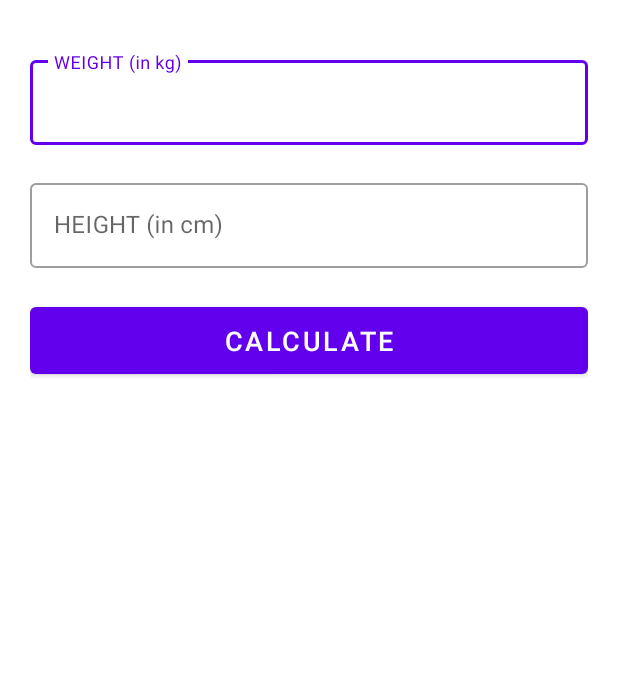
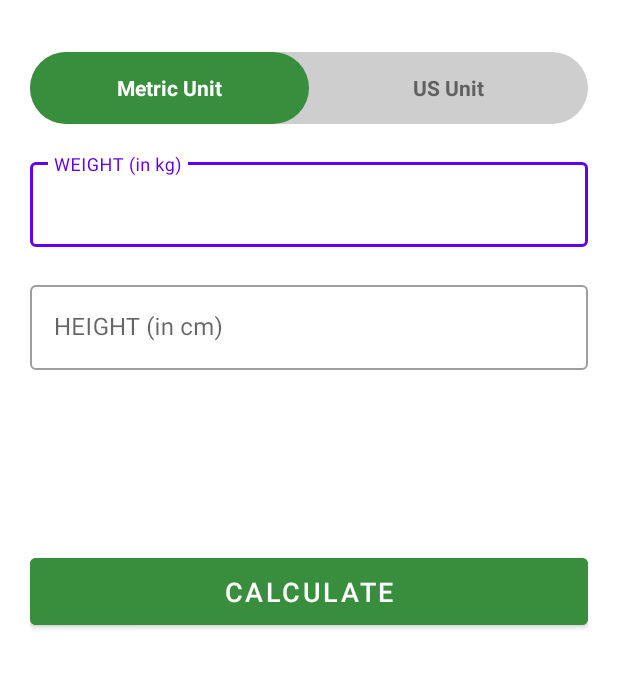
Before and after one commit to chumanhhai/Seven-Minutes-Workout, an Android app: the IBMActivity screen opened directly, with no data from a screen before it, after a tap on "CALCULATE", on a phone screen of 412 x 824 dp, the part 92-780 px from its top. Run offline under Robolectric (Android 15) with nearby library versions, the phone set to English and light mode, and no system bars.

Commit message:
add raido group feature

```diff
--- a/app/src/main/java/chumanhhailtt/sevenminutesworkout/IBMActivity.kt
+++ b/app/src/main/java/chumanhhailtt/sevenminutesworkout/IBMActivity.kt
@@ -2,6 +2,7 @@ package chumanhhailtt.sevenminutesworkout
 
 import androidx.appcompat.app.AppCompatActivity
 import android.os.Bundle
+import android.util.Log
 import android.view.View
 import android.widget.*
 import androidx.appcompat.widget.Toolbar
@@ -11,12 +12,19 @@ import java.lang.Exception
 class IBMActivity : AppCompatActivity() {
 
     var toolbarIBMActivity: Toolbar? = null
-    var etWeight: EditText? = null
-    var etHeight: EditText? = null
+    var etMetricWeight: EditText? = null
+    var etMetricHeight: EditText? = null
+    var etUsWeight: EditText? = null
+    var etUsHeight: EditText? = null
     var tvIBMScore: TextView? = null
     var tvIBMType: TextView? = null
     var btnIBMCaculate: Button? = null
-    var llIBMInput: LinearLayout? = null
+    var llIBMResult: LinearLayout? = null
+    var llMetricUnit: LinearLayout? = null
+    var llUsUnit: LinearLayout? = null
+    var rgUnit: RadioGroup? = null
+
+    var metricUnit = true
 
     override fun onCreate(savedInstanceState: Bundle?) {
         super.onCreate(savedInstanceState)
@@ -31,20 +39,60 @@ class IBMActivity : AppCompatActivity() {
         }
 
         // get view
-        etWeight = findViewById(R.id.et_weight)
-        etHeight = findViewById(R.id.et_height)
+        etMetricWeight = findViewById(R.id.et_metric_weight)
+        etMetricHeight = findViewById(R.id.et_metric_height)
+        etUsWeight = findViewById(R.id.et_us_weight)
+        etUsHeight = findViewById(R.id.et_us_height)
         tvIBMScore = findViewById(R.id.tv_ibm_score)
         tvIBMType = findViewById(R.id.tv_ibm_type)
         btnIBMCaculate = findViewById(R.id.btn_ibm_calculate)
-        llIBMInput = findViewById(R.id.ll_ibm_input)
+        llIBMResult = findViewById(R.id.ll_ibm_result)
+        llMetricUnit = findViewById(R.id.llMetricUnit)
+        llUsUnit = findViewById(R.id.llUsUnit)
+        rgUnit = findViewById(R.id.rg_unit)
 
         btnIBMCaculate!!.setOnClickListener {
-            if(etHeight!!.text.isNullOrEmpty() || etWeight!!.text.isNullOrEmpty()) {
+            if(metricUnit) {
+                if(etMetricWeight!!.text.isNullOrBlank() || etMetricHeight!!.text.isNullOrBlank()) {
                     Toast.makeText(this, "Please enter full information!", Toast.LENGTH_SHORT).show()
                 } else {
-                val height: Float = etHeight!!.text.toString().toFloat() / 100
-                val weight: Float = etWeight!!.text.toString().toFloat()
+                    val height: Float = etMetricHeight!!.text.toString().toFloat() / 100
+                    val weight: Float = etMetricWeight!!.text.toString().toFloat()
+                    val score = 703*weight / (height*height)
+                    setIBMResult(score)
+                }
+            } else {
+                if(etUsWeight!!.text.isNullOrBlank() || etUsHeight!!.text.isNullOrBlank()) {
+                    Toast.makeText(this, "Please enter full information!", Toast.LENGTH_SHORT).show()
+                } else {
+                    val height: Float = etUsHeight!!.text.toString().toFloat() / 100
+                    val weight: Float = etUsWeight!!.text.toString().toFloat()
                     val score = weight / (height*height)
+                    setIBMResult(score)
+                }
+            }
+        }
+
+        rgUnit!!.setOnCheckedChangeListener { group, checkedId ->
+            if(checkedId == R.id.rb_metric) {
+                llMetricUnit!!.visibility = View.VISIBLE
+                llUsUnit!!.visibility = View.GONE
+                llIBMResult!!.visibility = View.INVISIBLE
+                etMetricHeight!!.text.clear()
+                etMetricWeight!!.text.clear()
+                metricUnit = true
+            } else if(checkedId == R.id.rb_us){
+                llUsUnit!!.visibility = View.VISIBLE
+                llMetricUnit!!.visibility = View.GONE
+                llIBMResult!!.visibility = View.INVISIBLE
+                etUsWeight!!.text.clear()
+                etUsHeight!!.text.clear()
+                metricUnit = false
+            }
+        }
+    }
+
+    private fun setIBMResult(score: Float) {
         tvIBMScore!!.text = score.toString()
         if(score < 16) {
             tvIBMType!!.text = "Severe Thinness"
@@ -65,8 +113,6 @@ class IBMActivity : AppCompatActivity() {
             tvIBMType!!.text = "Obese (Dit me beo vai lon)"
             tvIBMType!!.setTextColor(ContextCompat.getColor(this, R.color.red))
         }
-                llIBMInput!!.visibility = View.VISIBLE
+        llIBMResult!!.visibility = View.VISIBLE
     }
 }
-    }
-}
--- /dev/null
+++ b/app/src/main/res/drawable/bg_unit_radio_btn.xml
@@ -0,0 +1,10 @@
+<?xml version="1.0" encoding="utf-8"?>
+<selector xmlns:android="http://schemas.android.com/apk/res/android">
+    <item android:state_checked="true">
+        <shape
+            android:shape="rectangle">
+            <corners android:radius="30dp"/>
+            <solid android:color="@color/green"/>
+        </shape>
+    </item>
+</selector>
--- /dev/null
+++ b/app/src/main/res/drawable/bg_unit_radio_group.xml
@@ -0,0 +1,7 @@
+<?xml version="1.0" encoding="utf-8"?>
+<shape xmlns:android="http://schemas.android.com/apk/res/android"
+    android:shape="rectangle">
+    <solid android:color="@color/greyLight"/>
+    <corners
+        android:radius="30dp"/>
+</shape>
--- /dev/null
+++ b/app/src/main/res/drawable/text_color_unit.xml
@@ -0,0 +1,7 @@
+<?xml version="1.0" encoding="utf-8"?>
+<selector xmlns:android="http://schemas.android.com/apk/res/android">
+    <item android:state_checked="true"
+        android:color="@color/white"/>
+    <item android:state_checked="false"
+        android:color="@color/greyDark"/>
+</selector>
--- a/app/src/main/res/layout/activity_i_b_m.xml
+++ b/app/src/main/res/layout/activity_i_b_m.xml
@@ -16,11 +16,50 @@
         app:titleTextColor="@color/black"
         android:theme="@style/ToolbarTheme"
         android:layout_marginBottom="20dp"/>
+    <RadioGroup
+        android:layout_width="match_parent"
+        android:layout_height="wrap_content"
+        android:orientation="horizontal"
+        android:layout_marginBottom="20dp"
+        android:background="@drawable/bg_unit_radio_group"
+        android:id="@+id/rg_unit">
+        <RadioButton
+            android:layout_width="0dp"
+            android:layout_height="wrap_content"
+            android:layout_weight="1"
+            android:background="@drawable/bg_unit_radio_btn"
+            android:button="@null"
+            android:textColor="@drawable/text_color_unit"
+            android:text="Metric Unit"
+            android:checked="true"
+            android:gravity="center"
+            android:textStyle="bold"
+            android:id="@+id/rb_metric"/>
+        <RadioButton
+            android:layout_width="0dp"
+            android:layout_height="wrap_content"
+            android:layout_weight="1"
+            android:background="@drawable/bg_unit_radio_btn"
+            android:button="@null"
+            android:text="US Unit"
+            android:textStyle="bold"
+            android:gravity="center"
+            android:textColor="@drawable/text_color_unit"
+            android:checked="false"
+            android:id="@+id/rb_us"/>
+
+    </RadioGroup>
     <LinearLayout
         android:layout_width="match_parent"
         android:layout_height="0dp"
         android:layout_weight="1"
         android:orientation="vertical">
+        <LinearLayout
+            android:layout_width="match_parent"
+            android:layout_height="wrap_content"
+            android:orientation="vertical"
+            android:visibility="visible"
+            android:id="@+id/llMetricUnit">
             <com.google.android.material.textfield.TextInputLayout
                 android:layout_width="match_parent"
                 android:layout_height="wrap_content"
@@ -30,7 +69,7 @@
                     android:layout_width="match_parent"
                     android:layout_height="wrap_content"
                     android:hint="WEIGHT (in kg)"
-                android:id="@+id/et_weight"
+                    android:id="@+id/et_metric_weight"
                     android:inputType="numberDecimal" />
             </com.google.android.material.textfield.TextInputLayout>
             <com.google.android.material.textfield.TextInputLayout
@@ -42,17 +81,49 @@
                     android:layout_width="match_parent"
                     android:layout_height="wrap_content"
                     android:hint="HEIGHT (in cm)"
-                android:id="@+id/et_height"
+                    android:id="@+id/et_metric_height"
                     android:inputType="numberDecimal"/>
             </com.google.android.material.textfield.TextInputLayout>
+        </LinearLayout>
+        <LinearLayout
+            android:layout_width="match_parent"
+            android:layout_height="wrap_content"
+            android:orientation="vertical"
+            android:visibility="gone"
+            android:id="@+id/llUsUnit">
+            <com.google.android.material.textfield.TextInputLayout
+                android:layout_width="match_parent"
+                android:layout_height="wrap_content"
+                android:layout_marginBottom="20dp"
+                style="@style/Widget.MaterialComponents.TextInputLayout.OutlinedBox">
+                <EditText
+                    android:layout_width="match_parent"
+                    android:layout_height="wrap_content"
+                    android:hint="WEIGHT (in lbs)"
+                    android:id="@+id/et_us_weight"
+                    android:inputType="numberDecimal" />
+            </com.google.android.material.textfield.TextInputLayout>
+            <com.google.android.material.textfield.TextInputLayout
+                android:layout_width="match_parent"
+                android:layout_height="wrap_content"
+                android:layout_marginBottom="20dp"
+                style="@style/Widget.MaterialComponents.TextInputLayout.OutlinedBox">
+                <EditText
+                    android:layout_width="match_parent"
+                    android:layout_height="wrap_content"
+                    android:hint="HEIGHT (in inch)"
+                    android:id="@+id/et_us_height"
+                    android:inputType="numberDecimal"/>
+            </com.google.android.material.textfield.TextInputLayout>
+        </LinearLayout>
         <LinearLayout
             android:layout_width="match_parent"
             android:layout_height="wrap_content"
             android:orientation="vertical"
             android:gravity="center"
             android:layout_marginBottom="20dp"
-            android:visibility="gone"
-            android:id="@+id/ll_ibm_input">
+            android:visibility="invisible"
+            android:id="@+id/ll_ibm_result">
             <TextView
                 android:layout_width="wrap_content"
                 android:layout_height="wrap_content"
@@ -82,6 +153,7 @@
             android:text="calculate"
             android:textSize="18sp"
             android:paddingVertical="10dp"
-            android:id="@+id/btn_ibm_calculate"/>
+            android:id="@+id/btn_ibm_calculate"
+            android:backgroundTint="@color/green"/>
     </LinearLayout>
 </LinearLayout>
```
Lines whose indentation alone changed are shown as unchanged.
